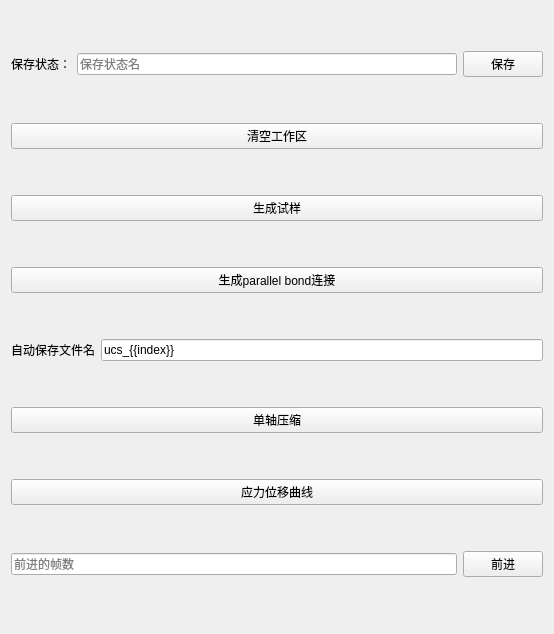
Above: ui_src/main.ui from panhaoyu/pfc_demo before the change. Below: the same form after it.
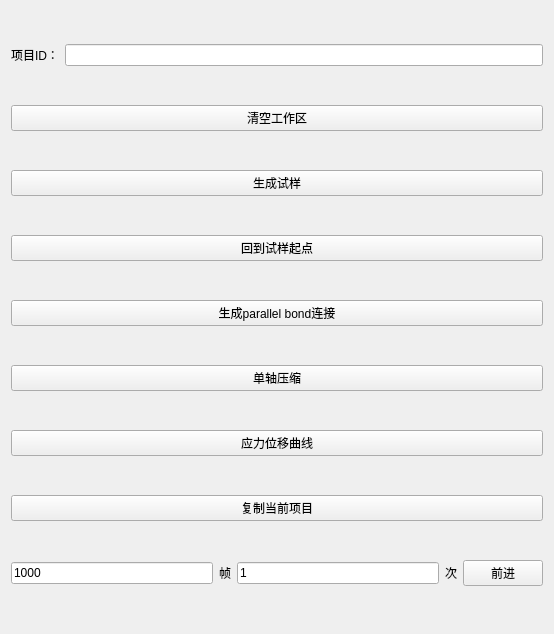
That is the form after the change.

The edit to the form file:
```diff
--- a/ui_src/main.ui
+++ b/ui_src/main.ui
@@ -17,25 +17,14 @@
    <item>
     <layout class="QHBoxLayout" name="horizontalLayout_2">
      <item>
-      <widget class="QLabel" name="label">
+      <widget class="QLabel" name="label_3">
        <property name="text">
-        <string>保存状态：</string>
+        <string>项目ID：</string>
        </property>
       </widget>
      </item>
      <item>
-      <widget class="QLineEdit" name="status_name">
-       <property name="placeholderText">
-        <string>保存状态名</string>
-       </property>
-      </widget>
-     </item>
-     <item>
-      <widget class="QPushButton" name="pushButton_3">
-       <property name="text">
-        <string>保存</string>
-       </property>
-      </widget>
+      <widget class="QLineEdit" name="project_id"/>
      </item>
     </layout>
    </item>
@@ -53,6 +42,13 @@
      </property>
     </widget>
    </item>
+   <item>
+    <widget class="QPushButton" name="pushButton_7">
+     <property name="text">
+      <string>回到试样起点</string>
+     </property>
+    </widget>
+   </item>
    <item>
     <widget class="QPushButton" name="pushButton_4">
      <property name="text">
@@ -60,24 +56,6 @@
      </property>
     </widget>
    </item>
-   <item>
-    <layout class="QHBoxLayout" name="horizontalLayout_3">
-     <item>
-      <widget class="QLabel" name="label_2">
-       <property name="text">
-        <string>自动保存文件名</string>
-       </property>
-      </widget>
-     </item>
-     <item>
-      <widget class="QLineEdit" name="auto_name">
-       <property name="text">
-        <string>ucs_{{index}}</string>
-       </property>
-      </widget>
-     </item>
-    </layout>
-   </item>
    <item>
     <widget class="QPushButton" name="pushButton_5">
      <property name="text">
@@ -92,6 +70,13 @@
      </property>
     </widget>
    </item>
+   <item>
+    <widget class="QPushButton" name="pushButton_3">
+     <property name="text">
+      <string>复制当前项目</string>
+     </property>
+    </widget>
+   </item>
    <item>
     <layout class="QHBoxLayout" name="horizontalLayout">
      <property name="sizeConstraint">
@@ -99,11 +84,38 @@
      </property>
      <item>
       <widget class="QLineEdit" name="forward_number">
+       <property name="text">
+        <string>1000</string>
+       </property>
        <property name="placeholderText">
         <string>前进的帧数</string>
        </property>
       </widget>
      </item>
+     <item>
+      <widget class="QLabel" name="label">
+       <property name="text">
+        <string>帧</string>
+       </property>
+      </widget>
+     </item>
+     <item>
+      <widget class="QLineEdit" name="forward_times">
+       <property name="text">
+        <string>1</string>
+       </property>
+       <property name="placeholderText">
+        <string>前进的次数</string>
+       </property>
+      </widget>
+     </item>
+     <item>
+      <widget class="QLabel" name="label_2">
+       <property name="text">
+        <string>次</string>
+       </property>
+      </widget>
+     </item>
      <item>
       <widget class="QPushButton" name="pushButton_9">
        <property name="text">
```
Left out of the diff: 65 changed lines with no effect on the pictures.
